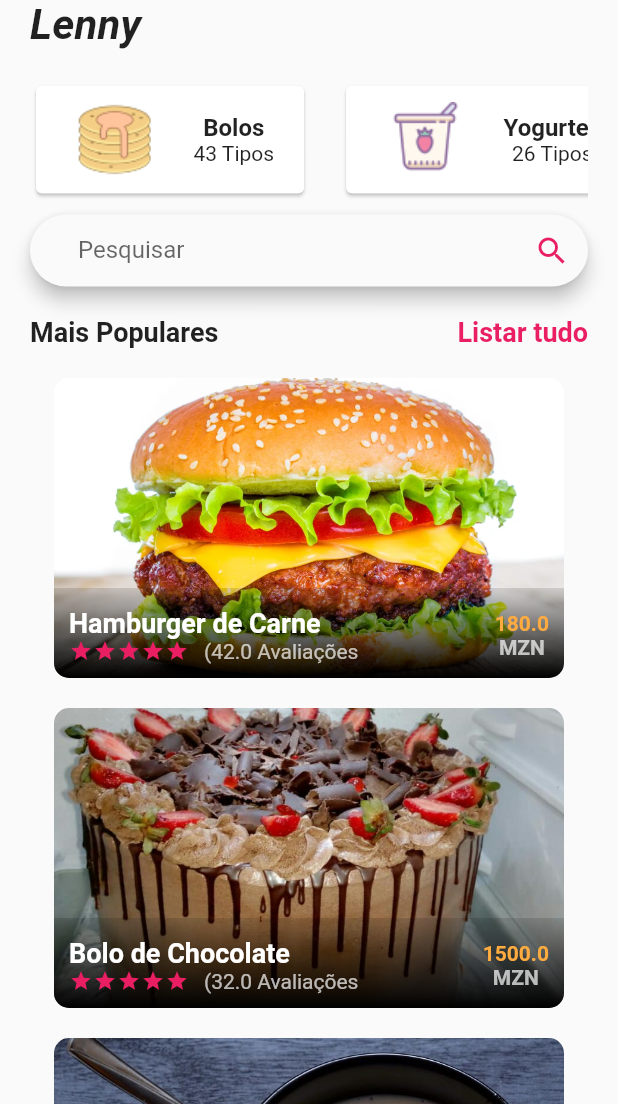
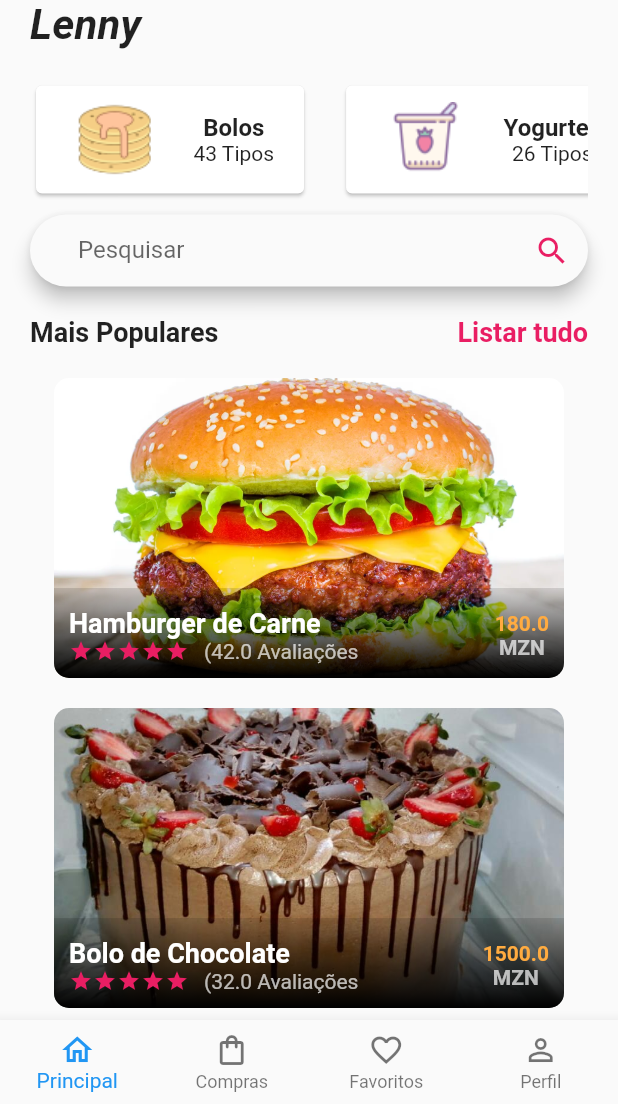
Before and after one commit to TomasMufume/lenny_delicias, a Flutter app: the screen it shows after launch, on a phone screen of 412 x 824 dp, the part 132-1236 px from its top. Run offline on Flutter 3.47's test engine with Material 2 defaults, Android fonts, the phone set to English and light mode, and no system bars.

Commit message:
Paginas de navegação adicionadas

```diff
--- a/lib/src/app.dart
+++ b/lib/src/app.dart
@@ -1,5 +1,5 @@
 import 'package:flutter/material.dart';
-import 'homescreen.dart';
+import 'screens/main_screen.dart';
 
 class App extends StatelessWidget {
   @override
@@ -10,7 +10,7 @@ class App extends StatelessWidget {
       theme: ThemeData(
           primaryColor: Colors.pink
       ),
-      home: HomeScreen(),
+      home: MainScreen(),
     );
   }
 }
--- a/lib/src/data/food_data.dart
+++ b/lib/src/data/food_data.dart
@@ -1,17 +1,5 @@
-class Food{
+import '../models/food_model.dart';
 
-  final String id;
-  final String name;
-  final String imagePath;
-  final String category;
-  final double price;
-  final double discount;
-  final double ratings;
-
-  Food({this.id, this.name, this.imagePath, this.category, this.price,
-      this.discount, this.ratings});
-
-}
 
 final foods = [
   Food(
@@ -37,7 +25,7 @@ final foods = [
 
   Food(
     id: "1",
-    name: "Yogurte de Branco",
+    name: "Yogurte Branco",
     imagePath: "assets/images/iogurte.jpg",
     category: "2",
     price: 150,
--- a/lib/src/homescreen.dart
+++ /dev/null
@@ -1,62 +0,0 @@
-import 'package:flutter/cupertino.dart';
-import 'package:flutter/material.dart';
-import 'package:lenny_delicias/src/data/food_data.dart';
-import 'package:lenny_delicias/src/widgets/bought_foods.dart';
-import 'package:lenny_delicias/src/widgets/food_category.dart';
-import 'package:lenny_delicias/src/widgets/search_field.dart';
-import 'widgets/home_top_info.dart';
-
-class HomeScreen extends StatefulWidget {
-  @override
-  _HomeScreenState createState() => _HomeScreenState();
-}
-
-class _HomeScreenState extends State<HomeScreen> {
-
-  List<Food> _foods = foods;
-  @override
-  Widget build(BuildContext context) {
-    return Scaffold(
-      body: ListView(
-        padding: EdgeInsets.only(top: 50, left: 20, right: 20),
-        children: [
-          HomeTopInfo(),
-          FoodCategory(),
-          SizedBox(height: 10,),
-          SearchField(),
-          SizedBox(height: 20,),
-
-          Row(
-            mainAxisAlignment: MainAxisAlignment.spaceBetween,
-            children: [
-              Text("Mais Populares", style:  TextStyle( fontSize: 18, fontWeight: FontWeight.bold),),
-              GestureDetector(
-                  onTap: () {},
-                  child: Text("Listar tudo",style:  TextStyle( fontSize: 18, fontWeight: FontWeight.bold, color: Colors.pink)))
-            ],
-          ),
-          SizedBox(height: 20),
-         Column(
-           children: _foods.map(_buildFoodItems).toList(),
-         ),
-
-        ],
-      ),
-    );
-  }
-  Widget _buildFoodItems(Food food){
-    return Container(
-      margin: EdgeInsets.only(bottom: 20),
-      child: BoughtFoods(
-        id: food.id,
-        name: food.name,
-        imagePath: food.imagePath,
-        category: food.category,
-        discount: food.discount,
-        price: food.price,
-        ratings: food.ratings,
-
-      ),
-    );
-  }
-}
--- /dev/null
+++ b/lib/src/models/food_model.dart
@@ -0,0 +1,14 @@
+class Food{
+
+  final String id;
+  final String name;
+  final String imagePath;
+  final String category;
+  final double price;
+  final double discount;
+  final double ratings;
+
+  Food({this.id, this.name, this.imagePath, this.category, this.price,
+    this.discount, this.ratings});
+
+}
--- /dev/null
+++ b/lib/src/pages/favorite.dart
@@ -0,0 +1,15 @@
+import 'package:flutter/material.dart';
+
+class FavoritePage extends StatefulWidget {
+  @override
+  _FavoritePageState createState() => _FavoritePageState();
+}
+
+class _FavoritePageState extends State<FavoritePage> {
+  @override
+  Widget build(BuildContext context) {
+    return Center(
+      child: Text("Favorito"),
+    );
+  }
+}
--- /dev/null
+++ b/lib/src/pages/home_page.dart
@@ -0,0 +1,63 @@
+import 'package:flutter/cupertino.dart';
+import 'package:flutter/material.dart';
+import 'package:lenny_delicias/src/data/food_data.dart';
+import 'package:lenny_delicias/src/widgets/bought_foods.dart';
+import 'package:lenny_delicias/src/widgets/food_category.dart';
+import 'package:lenny_delicias/src/widgets/search_field.dart';
+import '../widgets/home_top_info.dart';
+import '../models/food_model.dart';
+
+class HomePage extends StatefulWidget {
+  @override
+  _HomePageState createState() => _HomePageState();
+}
+
+class _HomePageState extends State<HomePage> {
+
+  List<Food> _foods = foods;
+  @override
+  Widget build(BuildContext context) {
+    return Scaffold(
+      body: ListView(
+        padding: EdgeInsets.only(top: 50, left: 20, right: 20),
+        children: [
+          HomeTopInfo(),
+          FoodCategory(),
+          SizedBox(height: 10,),
+          SearchField(),
+          SizedBox(height: 20,),
+
+          Row(
+            mainAxisAlignment: MainAxisAlignment.spaceBetween,
+            children: [
+              Text("Mais Populares", style:  TextStyle( fontSize: 18, fontWeight: FontWeight.bold),),
+              GestureDetector(
+                  onTap: () {},
+                  child: Text("Listar tudo",style:  TextStyle( fontSize: 18, fontWeight: FontWeight.bold, color: Colors.pink)))
+            ],
+          ),
+          SizedBox(height: 20),
+          Column(
+            children: _foods.map(_buildFoodItems).toList(),
+          ),
+
+        ],
+      ),
+    );
+  }
+  Widget _buildFoodItems(Food food){
+    return Container(
+      margin: EdgeInsets.only(bottom: 20),
+      child: BoughtFoods(
+        id: food.id,
+        name: food.name,
+        imagePath: food.imagePath,
+        category: food.category,
+        discount: food.discount,
+        price: food.price,
+        ratings: food.ratings,
+
+      ),
+    );
+  }
+}
--- /dev/null
+++ b/lib/src/pages/order_page.dart
@@ -0,0 +1,15 @@
+import 'package:flutter/material.dart';
+
+class OrderPage extends StatefulWidget {
+  @override
+  _OrderPageState createState() => _OrderPageState();
+}
+
+class _OrderPageState extends State<OrderPage> {
+  @override
+  Widget build(BuildContext context) {
+    return Center(
+      child: Text("Compras"),
+    );
+  }
+}
--- /dev/null
+++ b/lib/src/pages/profile.dart
@@ -0,0 +1,15 @@
+import 'package:flutter/material.dart';
+
+class ProfilePage extends StatefulWidget {
+  @override
+  _ProfilePageState createState() => _ProfilePageState();
+}
+
+class _ProfilePageState extends State<ProfilePage> {
+  @override
+  Widget build(BuildContext context) {
+    return Center(
+      child: Text("Perfil"),
+    );
+  }
+}
--- /dev/null
+++ b/lib/src/screens/main_screen.dart
@@ -0,0 +1,70 @@
+import 'package:flutter/material.dart';
+//paginas de navegacao
+import '../pages/home_page.dart';
+import '../pages/order_page.dart';
+import '../pages/favorite.dart';
+import '../pages/profile.dart';
+
+class MainScreen extends StatefulWidget {
+  @override
+  _MainScreenState createState() => _MainScreenState();
+}
+
+class _MainScreenState extends State<MainScreen> {
+
+  int currentTabIndex = 0;
+
+  List<Widget> pages;
+  Widget currentPage;
+
+  HomePage homePage;
+  OrderPage orderPage;
+  FavoritePage favoritePage;
+  ProfilePage profilePage;
+
+
+  @override
+  void initState(){
+    super.initState();
+    homePage = HomePage();
+    orderPage = OrderPage();
+    favoritePage = FavoritePage();
+    profilePage = ProfilePage();
+    pages = [homePage, orderPage, favoritePage, profilePage];
+    currentPage = homePage;
+  }
+  Widget build(BuildContext context) {
+    return Scaffold(
+      bottomNavigationBar: BottomNavigationBar(
+        onTap: (int index){
+          setState(() {
+            currentTabIndex = index;
+            currentPage =pages[index];
+          });
+
+        },
+        currentIndex: currentTabIndex,
+        type: BottomNavigationBarType.fixed,
+
+        items: <BottomNavigationBarItem>[
+        BottomNavigationBarItem(icon: Icon(Icons.home_outlined),
+          title: Text("Principal"),
+        ),
+
+          BottomNavigationBarItem(icon: Icon(Icons.shopping_bag_outlined),
+            title: Text("Compras"),
+          ),
+
+          BottomNavigationBarItem(icon: Icon(Icons.favorite_border),
+            title: Text("Favoritos"),
+          ),
+
+          BottomNavigationBarItem(icon: Icon(Icons.person_outline),
+            title: Text("Perfil"),
+          ),
+      ],
+      ),
+      body: currentPage ,
+    );
+  }
+}
```
